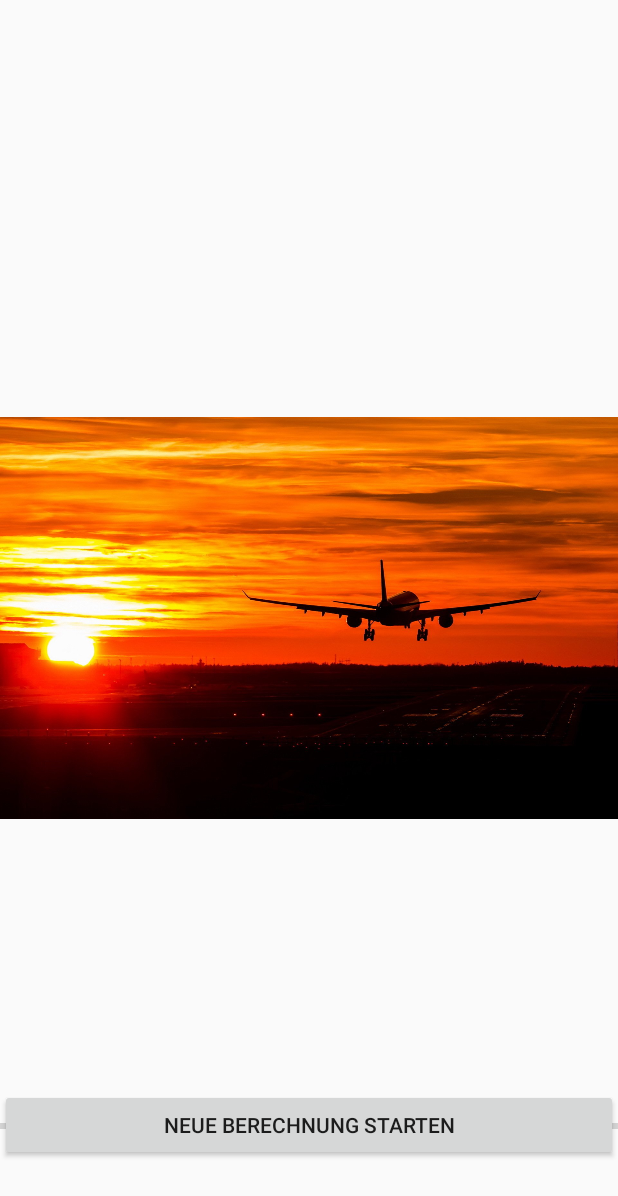
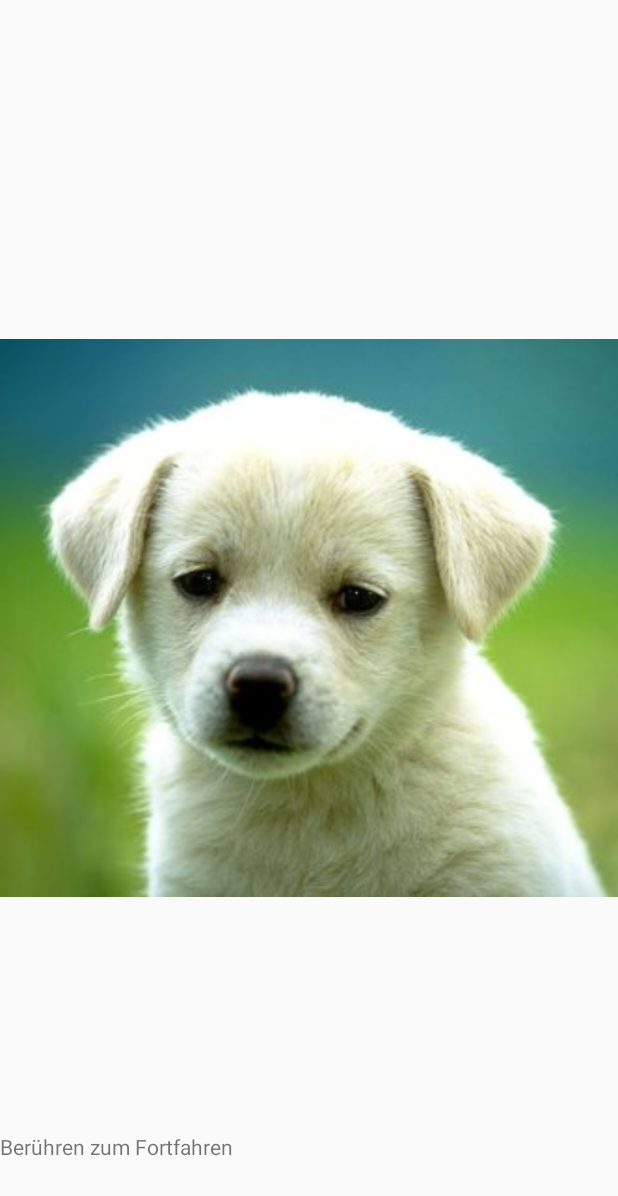
Before and after one commit to yannickhildebrandt/project-sunset, an Android app: the layout entryscreen.xml on its own in the app's theme, with its tools: preview values and no code run, on a phone screen of 412 x 824 dp. Shown: the top 1196 px of the screen. Run offline under Robolectric (Android 15) with nearby library versions, the light colour scheme and no system bars.

Commit message:
Edited UI and Code
Redesigned EntryScreen;  added Resources, added TimePicker for SecondScreen;  cleaned Code

```diff
--- a/project-sunset/app/src/main/java/de/ur/mi/android/project_sunset/MyDatabaseAdapter.java
+++ b/project-sunset/app/src/main/java/de/ur/mi/android/project_sunset/MyDatabaseAdapter.java
@@ -43,7 +43,6 @@ public class MyDatabaseAdapter extends SQLiteAssetHelper {
         db.close();
     }
 
-
     /**
      * Creates a Waypoint object from the waypoint database
      * @param name selects which waypoint is choosen
--- a/project-sunset/app/src/main/java/de/ur/mi/android/project_sunset/ResultObject.java
+++ b/project-sunset/app/src/main/java/de/ur/mi/android/project_sunset/ResultObject.java
@@ -19,5 +19,4 @@ public class ResultObject {
         this.posLongitude = posLongitude;
         this.posLatitude = posLatitude;
     }
-
 }
--- a/project-sunset/app/src/main/java/de/ur/mi/android/project_sunset/WaypointObject.java
+++ b/project-sunset/app/src/main/java/de/ur/mi/android/project_sunset/WaypointObject.java
@@ -38,6 +38,6 @@ public class WaypointObject {
 
     @Override
     public String toString() {
-        return ""+ id + " " + ident +" "+ latitude+" "+ longitude+" "+ type +" ";
+        return "" + id + " " + ident + " " + latitude + " " + longitude + " " + type + " ";
     }
 }
--- a/project-sunset/app/src/main/res/layout/entryscreen.xml
+++ b/project-sunset/app/src/main/res/layout/entryscreen.xml
@@ -1,30 +1,23 @@
 <?xml version="1.0" encoding="utf-8"?>
 <RelativeLayout xmlns:android="http://schemas.android.com/apk/res/android"
+    xmlns:tools="http://schemas.android.com/tools"
     android:orientation="vertical" android:layout_width="match_parent"
-    android:layout_height="match_parent">
+    android:layout_height="match_parent"
+    android:id="@+id/entryScreenLayout">
+
     <ImageView
         android:id="@+id/startImage"
-        android:layout_width="wrap_content"
-        android:layout_height="wrap_content"
-        android:src="@drawable/sunset"/>
-    <Button
+        android:layout_width="match_parent"
+        android:layout_height="match_parent"
+        android:src="@drawable/flip" />
+    <TextView
         android:layout_alignBottom="@id/startImage"
-        android:id="@+id/button"
+        android:id="@+id/text"
         android:layout_width="match_parent"
         android:layout_height="wrap_content"
         android:layout_marginBottom="50dp"
-        android:text="@string/entry_button" />
+        android:text="Berühren zum Fortfahren" />
 
-    <ProgressBar
-
-        android:id="@+id/progressBar"
-        style="?android:attr/progressBarStyleHorizontal"
-
-        android:layout_width="match_parent"
-        android:layout_height="50dp"
-        android:layout_alignTop="@+id/button"
-        android:layout_alignParentLeft="true"
-        android:layout_alignParentStart="true" />
 
 
 </RelativeLayout>
```
Also changed, not shown: project-sunset/app/src/main/java/de/ur/mi/android/project_sunset/EntryScreen.java (+5 -76 lines), project-sunset/app/src/main/java/de/ur/mi/android/project_sunset/LocationObject.java (+8 -5 lines), project-sunset/app/src/main/java/de/ur/mi/android/project_sunset/SecondScreen.java (+79 -13 lines), project-sunset/app/src/main/res/layout/second_screen.xml (+12 -6 lines), project-sunset/app/src/main/res/drawable/flip.jpg (added), project-sunset/app/src/main/res/drawable/tower.jpg (added).
